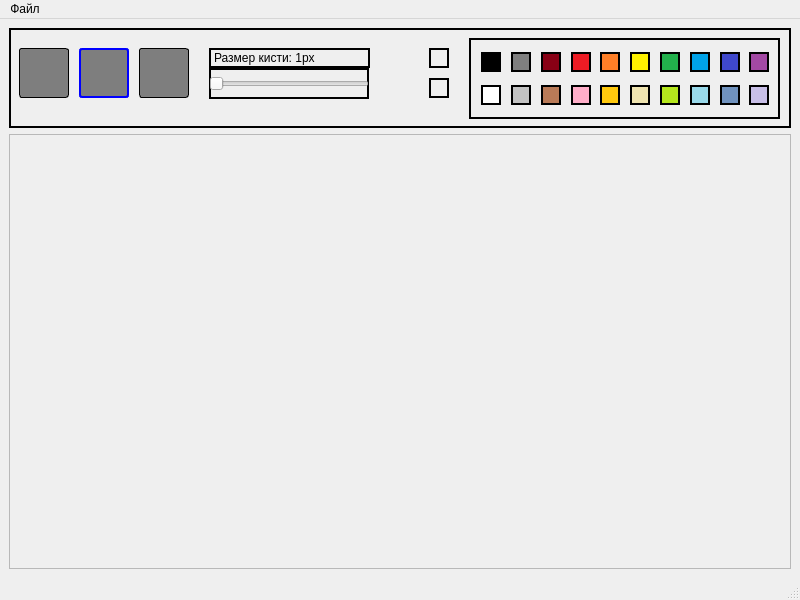
Old version of the form src/MainWindow.ui in the repository Leksusmart/PaintEasy.
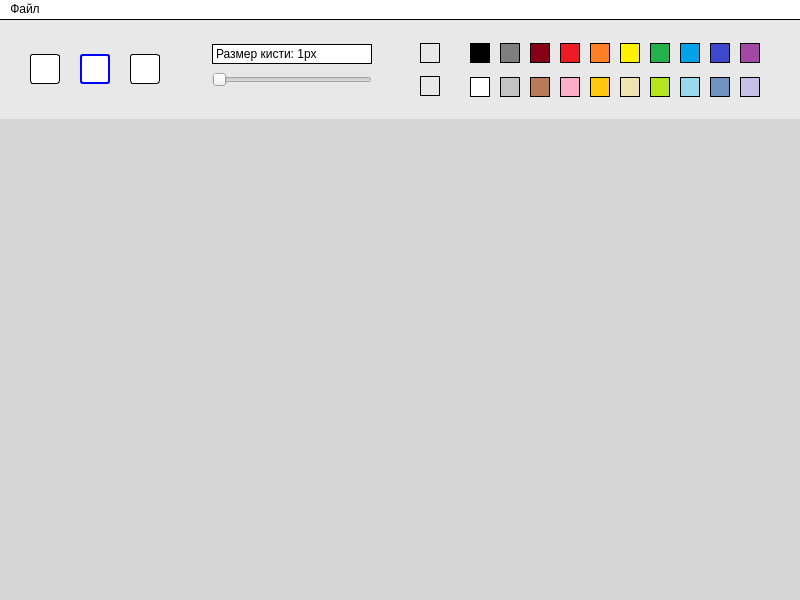
New version of the form. Icons and pictures are not drawn.

Diff of the .ui file:
```diff
--- a/src/MainWindow.ui
+++ b/src/MainWindow.ui
@@ -13,8 +13,21 @@
   <property name="windowTitle">
    <string>MainWindow</string>
   </property>
+  <property name="styleSheet">
+   <string notr="true">background-color: rgb(213, 213, 213);
+color: rgb(0, 0, 0);</string>
+  </property>
   <widget class="QWidget" name="centralwidget">
    <layout class="QVBoxLayout" name="verticalLayout">
+    <property name="leftMargin">
+     <number>0</number>
+    </property>
+    <property name="topMargin">
+     <number>0</number>
+    </property>
+    <property name="rightMargin">
+     <number>0</number>
+    </property>
     <item>
      <widget class="QGroupBox" name="tools">
       <property name="minimumSize">
@@ -30,7 +43,9 @@
        </size>
       </property>
       <property name="styleSheet">
-       <string notr="true">border: 2px solid black;</string>
+       <string notr="true">border:none;
+border-top: 1px solid black;
+background-color: rgb(232, 232, 232);</string>
       </property>
       <property name="alignment">
        <set>Qt::AlignmentFlag::AlignCenter</set>
@@ -41,10 +56,10 @@
       <widget class="QPushButton" name="button_pencil">
        <property name="geometry">
         <rect>
-         <x>70</x>
-         <y>20</y>
-         <width>50</width>
-         <height>50</height>
+         <x>80</x>
+         <y>35</y>
+         <width>30</width>
+         <height>30</height>
         </rect>
        </property>
        <property name="sizePolicy">
@@ -55,26 +70,26 @@
        </property>
        <property name="minimumSize">
         <size>
-         <width>50</width>
-         <height>50</height>
+         <width>30</width>
+         <height>30</height>
         </size>
        </property>
        <property name="maximumSize">
         <size>
-         <width>50</width>
-         <height>50</height>
+         <width>30</width>
+         <height>30</height>
         </size>
        </property>
        <property name="styleSheet">
-        <string notr="true">border:2px solid blue;border-radius: 3px;background-color: rgb(126, 126, 126);</string>
+        <string notr="true">border:2px solid blue;border-radius: 3px;background-color: rgb(255, 255, 255);</string>
        </property>
        <property name="icon">
         <iconset theme="QIcon::ThemeIcon::MailMessageNew"/>
        </property>
        <property name="iconSize">
         <size>
-         <width>45</width>
-         <height>45</height>
+         <width>25</width>
+         <height>25</height>
         </size>
        </property>
       </widget>
@@ -82,9 +97,9 @@
        <property name="geometry">
         <rect>
          <x>130</x>
-         <y>20</y>
-         <width>50</width>
-         <height>50</height>
+         <y>35</y>
+         <width>30</width>
+         <height>30</height>
         </rect>
        </property>
        <property name="sizePolicy">
@@ -95,20 +110,20 @@
        </property>
        <property name="minimumSize">
         <size>
-         <width>50</width>
-         <height>50</height>
+         <width>30</width>
+         <height>30</height>
         </size>
        </property>
        <property name="maximumSize">
         <size>
-         <width>50</width>
-         <height>50</height>
+         <width>30</width>
+         <height>30</height>
         </size>
        </property>
        <property name="styleSheet">
         <string notr="true">border-radius: 3px;
 border:1px solid black;
-background-color: rgb(126, 126, 126);</string>
+background-color: rgb(255, 255, 255);</string>
        </property>
        <property name="icon">
         <iconset resource="resources.qrc">
@@ -116,20 +131,23 @@
        </property>
        <property name="iconSize">
         <size>
-         <width>45</width>
-         <height>45</height>
+         <width>25</width>
+         <height>25</height>
         </size>
        </property>
       </widget>
       <widget class="QSlider" name="Slider_DrawSize">
        <property name="geometry">
         <rect>
-         <x>200</x>
-         <y>40</y>
+         <x>212</x>
+         <y>45</y>
          <width>160</width>
          <height>31</height>
         </rect>
        </property>
+       <property name="styleSheet">
+        <string notr="true">border: none;</string>
+       </property>
        <property name="minimum">
         <number>1</number>
        </property>
@@ -143,12 +161,16 @@
       <widget class="QLabel" name="label_DrawSize">
        <property name="geometry">
         <rect>
-         <x>200</x>
-         <y>20</y>
-         <width>161</width>
+         <x>212</x>
+         <y>25</y>
+         <width>160</width>
          <height>20</height>
         </rect>
        </property>
+       <property name="styleSheet">
+        <string notr="true">border: 1px solid black;
+background-color: white;</string>
+       </property>
        <property name="text">
         <string>Размер кисти: 1px</string>
        </property>
@@ -157,7 +179,7 @@
        <property name="geometry">
         <rect>
          <x>420</x>
-         <y>20</y>
+         <y>24</y>
          <width>20</width>
          <height>20</height>
         </rect>
@@ -180,12 +202,15 @@
          <height>20</height>
         </size>
        </property>
+       <property name="styleSheet">
+        <string notr="true">border: 1px solid black;</string>
+       </property>
       </widget>
       <widget class="QPushButton" name="SecondColor">
        <property name="geometry">
         <rect>
          <x>420</x>
-         <y>50</y>
+         <y>57</y>
          <width>20</width>
          <height>20</height>
         </rect>
@@ -208,6 +233,9 @@
          <height>20</height>
         </size>
        </property>
+       <property name="styleSheet">
+        <string notr="true">border: 1px solid black;</string>
+       </property>
       </widget>
       <widget class="QGroupBox" name="PaletteGroup">
        <property name="geometry">
@@ -218,6 +246,9 @@
          <height>81</height>
         </rect>
        </property>
+       <property name="styleSheet">
+        <string notr="true">border:none;</string>
+       </property>
        <layout class="QGridLayout" name="gridLayout">
         <property name="leftMargin">
          <number>10</number>
@@ -249,7 +280,7 @@
            <enum>Qt::ContextMenuPolicy::CustomContextMenu</enum>
           </property>
           <property name="styleSheet">
-           <string notr="true">background-color: #7F7F7F;border:2px solid black;</string>
+           <string notr="true">background-color: #7F7F7F;border:1px solid black;</string>
           </property>
          </widget>
         </item>
@@ -277,7 +308,7 @@
            <enum>Qt::ContextMenuPolicy::CustomContextMenu</enum>
           </property>
           <property name="styleSheet">
-           <string notr="true">background-color: #880015;border:2px solid black;</string>
+           <string notr="true">background-color: #880015;border:1px solid black;</string>
           </property>
          </widget>
         </item>
@@ -305,7 +336,7 @@
            <enum>Qt::ContextMenuPolicy::CustomContextMenu</enum>
           </property>
           <property name="styleSheet">
-           <string notr="true">background-color: #000000;border:2px solid black;</string>
+           <string notr="true">background-color: #000000;border:1px solid black;</string>
           </property>
          </widget>
         </item>
@@ -333,7 +364,7 @@
            <enum>Qt::ContextMenuPolicy::CustomContextMenu</enum>
           </property>
           <property name="styleSheet">
-           <string notr="true">background-color: #3F48CC;border:2px solid black;</string>
+           <string notr="true">background-color: #3F48CC;border:1px solid black;</string>
           </property>
          </widget>
         </item>
@@ -361,7 +392,7 @@
            <enum>Qt::ContextMenuPolicy::CustomContextMenu</enum>
           </property>
           <property name="styleSheet">
-           <string notr="true">background-color: #00A2E8;border:2px solid black;</string>
+           <string notr="true">background-color: #00A2E8;border:1px solid black;</string>
           </property>
          </widget>
         </item>
@@ -389,7 +420,7 @@
            <enum>Qt::ContextMenuPolicy::CustomContextMenu</enum>
           </property>
           <property name="styleSheet">
-           <string notr="true">background-color: #A349A4;border:2px solid black;</string>
+           <string notr="true">background-color: #A349A4;border:1px solid black;</string>
           </property>
          </widget>
         </item>
@@ -417,7 +448,7 @@
            <enum>Qt::ContextMenuPolicy::CustomContextMenu</enum>
           </property>
           <property name="styleSheet">
-           <string notr="true">background-color: #ED1C24;border:2px solid black;</string>
+           <string notr="true">background-color: #ED1C24;border:1px solid black;</string>
           </property>
          </widget>
         </item>
@@ -445,7 +476,7 @@
            <enum>Qt::ContextMenuPolicy::CustomContextMenu</enum>
           </property>
           <property name="styleSheet">
-           <string notr="true">background-color: #22B14C;border:2px solid black;</string>
+           <string notr="true">background-color: #22B14C;border:1px solid black;</string>
           </property>
          </widget>
         </item>
@@ -473,7 +504,7 @@
            <enum>Qt::ContextMenuPolicy::CustomContextMenu</enum>
           </property>
           <property name="styleSheet">
-           <string notr="true">background-color: #FFF200;border:2px solid black;</string>
+           <string notr="true">background-color: #FFF200;border:1px solid black;</string>
           </property>
          </widget>
         </item>
@@ -501,7 +532,7 @@
            <enum>Qt::ContextMenuPolicy::CustomContextMenu</enum>
           </property>
           <property name="styleSheet">
-           <string notr="true">background-color: #FF7F27;border:2px solid black;</string>
+           <string notr="true">background-color: #FF7F27;border:1px solid black;</string>
           </property>
          </widget>
         </item>
@@ -529,7 +560,7 @@
            <enum>Qt::ContextMenuPolicy::CustomContextMenu</enum>
           </property>
           <property name="styleSheet">
-           <string notr="true">background-color: #FFFFFF;border:2px solid black;</string>
+           <string notr="true">background-color: #FFFFFF;border:1px solid black;</string>
           </property>
          </widget>
         </item>
@@ -557,7 +588,7 @@
            <enum>Qt::ContextMenuPolicy::CustomContextMenu</enum>
           </property>
           <property name="styleSheet">
-           <string notr="true">background-color: #C3C3C3;border:2px solid black;</string>
+           <string notr="true">background-color: #C3C3C3;border:1px solid black;</string>
           </property>
          </widget>
         </item>
@@ -585,7 +616,7 @@
            <enum>Qt::ContextMenuPolicy::CustomContextMenu</enum>
           </property>
           <property name="styleSheet">
-           <string notr="true">background-color: #B97A57;border:2px solid black;</string>
+           <string notr="true">background-color: #B97A57;border:1px solid black;</string>
           </property>
          </widget>
         </item>
@@ -613,7 +644,7 @@
            <enum>Qt::ContextMenuPolicy::CustomContextMenu</enum>
           </property>
           <property name="styleSheet">
-           <string notr="true">background-color: #FFAEC9;border:2px solid black;</string>
+           <string notr="true">background-color: #FFAEC9;border:1px solid black;</string>
           </property>
          </widget>
         </item>
@@ -641,7 +672,7 @@
            <enum>Qt::ContextMenuPolicy::CustomContextMenu</enum>
           </property>
           <property name="styleSheet">
-           <string notr="true">background-color: #FFC90E;border:2px solid black;</string>
+           <string notr="true">background-color: #FFC90E;border:1px solid black;</string>
           </property>
          </widget>
         </item>
@@ -669,7 +700,7 @@
            <enum>Qt::ContextMenuPolicy::CustomContextMenu</enum>
           </property>
           <property name="styleSheet">
-           <string notr="true">background-color: #EFE4B0;border:2px solid black;</string>
+           <string notr="true">background-color: #EFE4B0;border:1px solid black;</string>
           </property>
          </widget>
         </item>
@@ -697,7 +728,7 @@
            <enum>Qt::ContextMenuPolicy::CustomContextMenu</enum>
           </property>
           <property name="styleSheet">
-           <string notr="true">background-color: #B5E61D;border:2px solid black;</string>
+           <string notr="true">background-color: #B5E61D;border:1px solid black;</string>
           </property>
          </widget>
         </item>
@@ -725,7 +756,7 @@
            <enum>Qt::ContextMenuPolicy::CustomContextMenu</enum>
           </property>
           <property name="styleSheet">
-           <string notr="true">background-color: #99D9EA;border:2px solid black;</string>
+           <string notr="true">background-color: #99D9EA;border:1px solid black;</string>
           </property>
          </widget>
         </item>
@@ -753,7 +784,7 @@
            <enum>Qt::ContextMenuPolicy::CustomContextMenu</enum>
           </property>
           <property name="styleSheet">
-           <string notr="true">background-color: #7092BE;border:2px solid black;</string>
+           <string notr="true">background-color: #7092BE;border:1px solid black;</string>
           </property>
          </widget>
         </item>
@@ -781,7 +812,7 @@
            <enum>Qt::ContextMenuPolicy::CustomContextMenu</enum>
           </property>
           <property name="styleSheet">
-           <string notr="true">background-color: #C8BFE7;border:2px solid black;</string>
+           <string notr="true">background-color: #C8BFE7;border:1px solid black;</string>
           </property>
          </widget>
         </item>
@@ -790,10 +821,10 @@
       <widget class="QPushButton" name="button_fill">
        <property name="geometry">
         <rect>
-         <x>10</x>
-         <y>20</y>
-         <width>50</width>
-         <height>50</height>
+         <x>30</x>
+         <y>35</y>
+         <width>30</width>
+         <height>30</height>
         </rect>
        </property>
        <property name="sizePolicy">
@@ -804,20 +835,19 @@
        </property>
        <property name="minimumSize">
         <size>
-         <width>50</width>
-         <height>50</height>
+         <width>30</width>
+         <height>30</height>
         </size>
        </property>
        <property name="maximumSize">
         <size>
-         <width>50</width>
-         <height>50</height>
+         <width>30</width>
+         <height>30</height>
         </size>
        </property>
        <property name="styleSheet">
         <string notr="true">border-radius: 3px;
-border:1px solid black;
-background-color: rgb(126, 126, 126);</string>
+border:1px solid black;background-color: rgb(255, 255, 255);</string>
        </property>
        <property name="icon">
         <iconset resource="resources.qrc">
@@ -825,8 +855,8 @@
        </property>
        <property name="iconSize">
         <size>
-         <width>45</width>
-         <height>45</height>
+         <width>25</width>
+         <height>25</height>
         </size>
        </property>
       </widget>
@@ -834,6 +864,56 @@
     </item>
     <item>
      <widget class="QScrollArea" name="PaintArea">
+      <property name="styleSheet">
+       <string notr="true">QScrollArea {
+border:none;
+}
+QScrollBar:vertical {
+    border:none;
+    background: #f0f0f0; /* Цвет фона */
+    width: 12px; /* Ширина скроллбара */
+}
+
+QScrollBar::handle:vertical {
+    background: #b0b0b0; /* Цвет ползунка */
+    min-height: 20px; /* Минимальная высота ползунка */
+}
+
+QScrollBar::handle:vertical:hover {
+    background: #a0a0a0; /* Цвет ползунка при наведении */
+}
+
+QScrollBar::add-line:vertical, QScrollBar::sub-line:vertical {
+    background: none; /* Убираем фоновый цвет для стрелок */
+}
+
+QScrollBar::add-page:vertical, QScrollBar::sub-page:vertical {
+    background: none; /* Убираем фоновый цвет для страниц */
+}
+
+QScrollBar:horizontal {
+    border:none;
+    background: #f0f0f0; /* Цвет фона */
+    height: 12px; /* Высота скроллбара */
+}
+
+QScrollBar::handle:horizontal {
+    background: #b0b0b0; /* Цвет ползунка */
+    min-width: 20px; /* Минимальная ширина ползунка */
+}
+
+QScrollBar::handle:horizontal:hover {
+    background: #a0a0a0; /* Цвет ползунка при наведении */
+}
+
+QScrollBar::add-line:horizontal, QScrollBar::sub-line:horizontal {
+    background: none; /* Убираем фоновый цвет для стрелок */
+}
+
+QScrollBar::add-page:horizontal, QScrollBar::sub-page:horizontal {
+    background: none; /* Убираем фоновый цвет для страниц */
+}</string>
+      </property>
       <property name="widgetResizable">
        <bool>true</bool>
       </property>
@@ -845,8 +925,8 @@
         <rect>
          <x>0</x>
          <y>0</y>
-         <width>780</width>
-         <height>431</height>
+         <width>800</width>
+         <height>442</height>
         </rect>
        </property>
       </widget>
@@ -863,6 +943,9 @@
      <height>21</height>
     </rect>
    </property>
+   <property name="styleSheet">
+    <string notr="true">background-color: white;</string>
+   </property>
    <widget class="QMenu" name="menu_File">
     <property name="title">
      <string>Файл</string>
```
Left out of the diff: 7 changed lines with no effect on the pictures.
